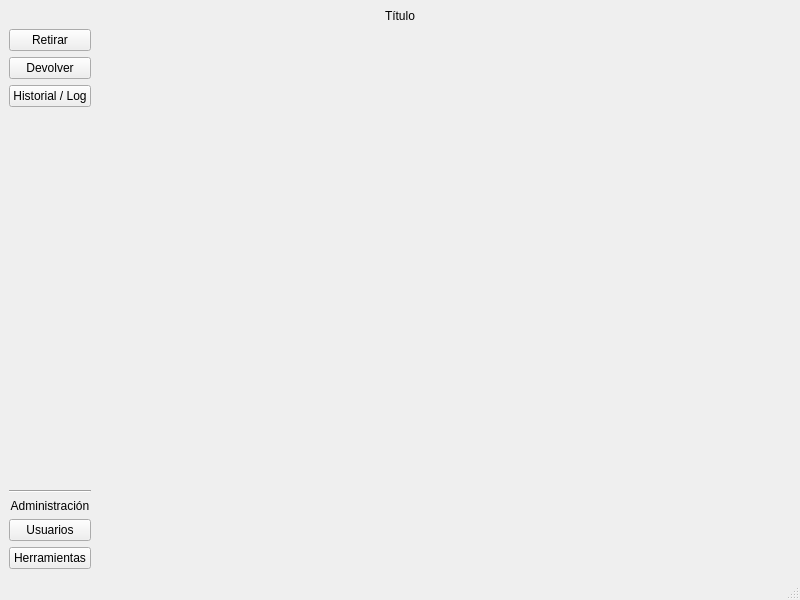
First picture: the form in ToolTrack/src/ui/Dashboard.ui, repository ignabelitzky/asset-manager, before the edit.
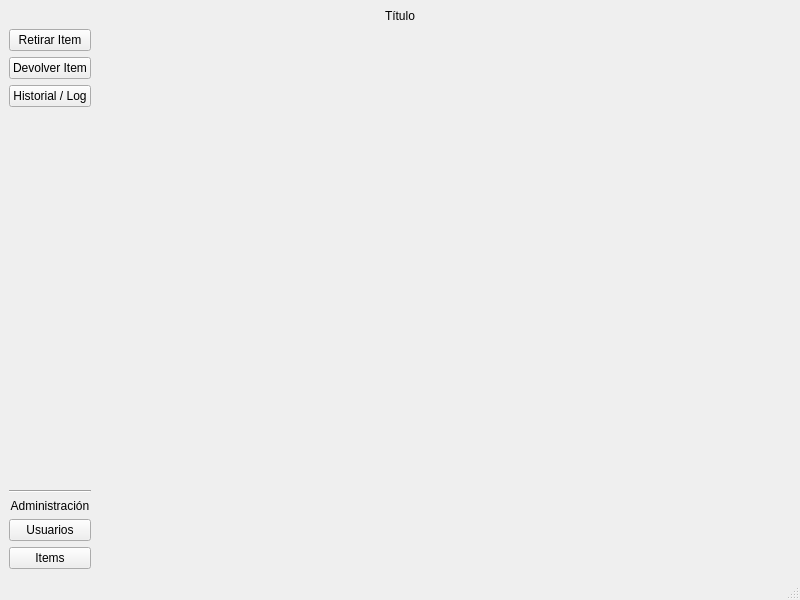
Second picture: the form after the edit.

What changed in the file:
```diff
--- a/ToolTrack/src/ui/Dashboard.ui
+++ b/ToolTrack/src/ui/Dashboard.ui
@@ -29,14 +29,14 @@
       <item>
        <widget class="QPushButton" name="checkoutButton">
         <property name="text">
-         <string>Retirar</string>
+         <string>Retirar Item</string>
         </property>
        </widget>
       </item>
       <item>
        <widget class="QPushButton" name="returnButton">
         <property name="text">
-         <string>Devolver</string>
+         <string>Devolver Item</string>
         </property>
        </widget>
       </item>
@@ -87,7 +87,7 @@
       <item>
        <widget class="QPushButton" name="toolsButton">
         <property name="text">
-         <string>Herramientas</string>
+         <string>Items</string>
         </property>
        </widget>
       </item>
```
